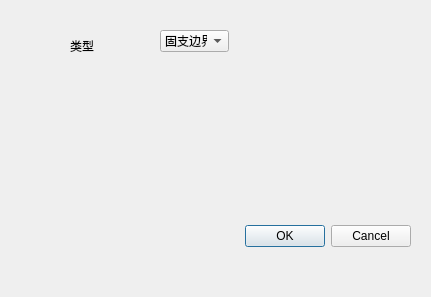
Qt form addboudingstr.ui (onism/GTea) before a commit.
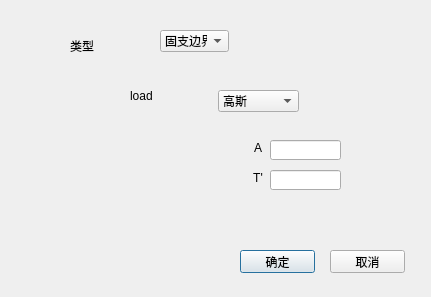
The same form after that commit. The open tabs and pages were chosen to show the change. Icons and pictures are not drawn.

Patch:
```diff
--- a/addboudingstr.ui
+++ b/addboudingstr.ui
@@ -13,22 +13,6 @@
   <property name="windowTitle">
    <string>bounding</string>
   </property>
-  <widget class="QDialogButtonBox" name="buttonBox">
-   <property name="geometry">
-    <rect>
-     <x>70</x>
-     <y>220</y>
-     <width>341</width>
-     <height>32</height>
-    </rect>
-   </property>
-   <property name="orientation">
-    <enum>Qt::Horizontal</enum>
-   </property>
-   <property name="standardButtons">
-    <set>QDialogButtonBox::Cancel|QDialogButtonBox::Ok</set>
-   </property>
-  </widget>
   <widget class="QLabel" name="label">
    <property name="geometry">
     <rect>
@@ -360,7 +344,32 @@
    </widget>
    <widget class="QWidget" name="page_5"/>
    <widget class="QWidget" name="page"/>
-   <widget class="QWidget" name="page_2"/>
+  </widget>
+  <widget class="QPushButton" name="pushButton">
+   <property name="geometry">
+    <rect>
+     <x>240</x>
+     <y>250</y>
+     <width>75</width>
+     <height>23</height>
+    </rect>
+   </property>
+   <property name="text">
+    <string>确定</string>
+   </property>
+  </widget>
+  <widget class="QPushButton" name="pushButton_2">
+   <property name="geometry">
+    <rect>
+     <x>330</x>
+     <y>250</y>
+     <width>75</width>
+     <height>23</height>
+    </rect>
+   </property>
+   <property name="text">
+    <string>取消</string>
+   </property>
   </widget>
  </widget>
  <resources>
```
Left out of the diff: 39 changed lines with no effect on the pictures.
